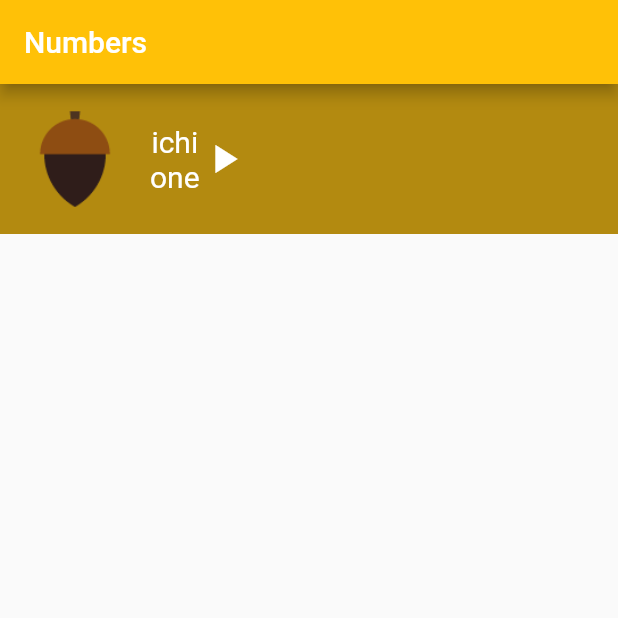
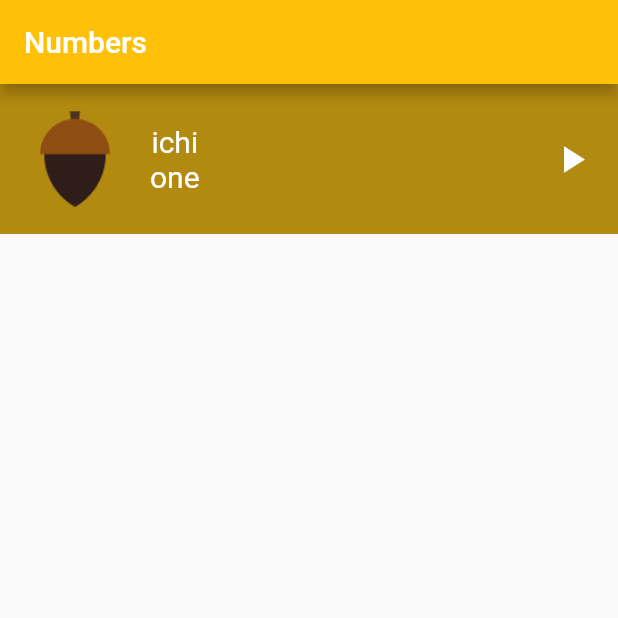
Before and after one commit to MOoRoshdy/FLUTTER_PROJECTS_APP, a Flutter app: the screen it shows after launch, after a tap on "Numbers", on a phone screen of 412 x 824 dp, the top half of it. Run offline on Flutter 3.47's test engine with Material 2 defaults, Android fonts, the phone set to English and light mode, and no system bars.

Commit message:
move icon to right by add spaer widget and add padding widget to icon

```diff
--- a/language_learn_app/lib/screens/numbers_page.dart
+++ b/language_learn_app/lib/screens/numbers_page.dart
@@ -31,10 +31,16 @@ class NumbersPage extends StatelessWidget {
                   ),
                 ],
               ),
-              Icon(
-                Icons.play_arrow,
-                color: Colors.white,
-                size: 32,
+              Spacer(
+                flex: 1,
+              ),
+              Padding(
+                padding: const EdgeInsets.only(right: 16),
+                child: Icon(
+                  Icons.play_arrow,
+                  color: Colors.white,
+                  size: 30,
+                ),
               )
             ],
           ),
```
